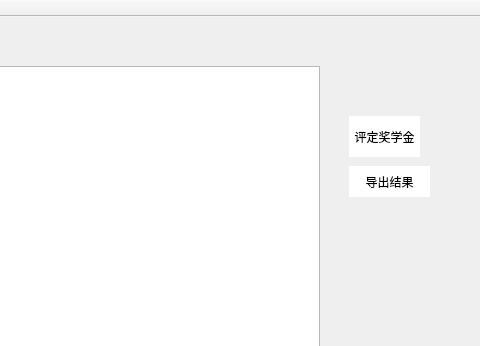
Old version of the form mainwindow.ui in the repository willowleaff/qt_student_score; both pictures show x 340 to 820 and y 0 to 346 of the 820 by 488 pixel window.
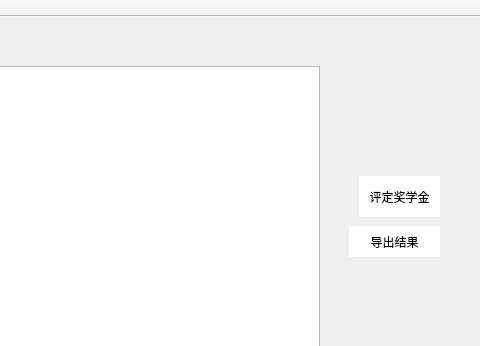
New version of the form. The open tabs and pages were chosen to show the change. Icons and pictures are not drawn.

```diff
--- a/mainwindow.ui
+++ b/mainwindow.ui
@@ -661,9 +661,9 @@
        <widget class="QPushButton" name="evalScholarshipBtn">
         <property name="geometry">
          <rect>
-          <x>680</x>
-          <y>90</y>
-          <width>71</width>
+          <x>690</x>
+          <y>150</y>
+          <width>81</width>
           <height>41</height>
          </rect>
         </property>
@@ -675,8 +675,8 @@
         <property name="geometry">
          <rect>
           <x>680</x>
-          <y>140</y>
-          <width>81</width>
+          <y>200</y>
+          <width>91</width>
           <height>31</height>
          </rect>
         </property>
```
Left out of the diff: 4 changed lines with no effect on the pictures.
